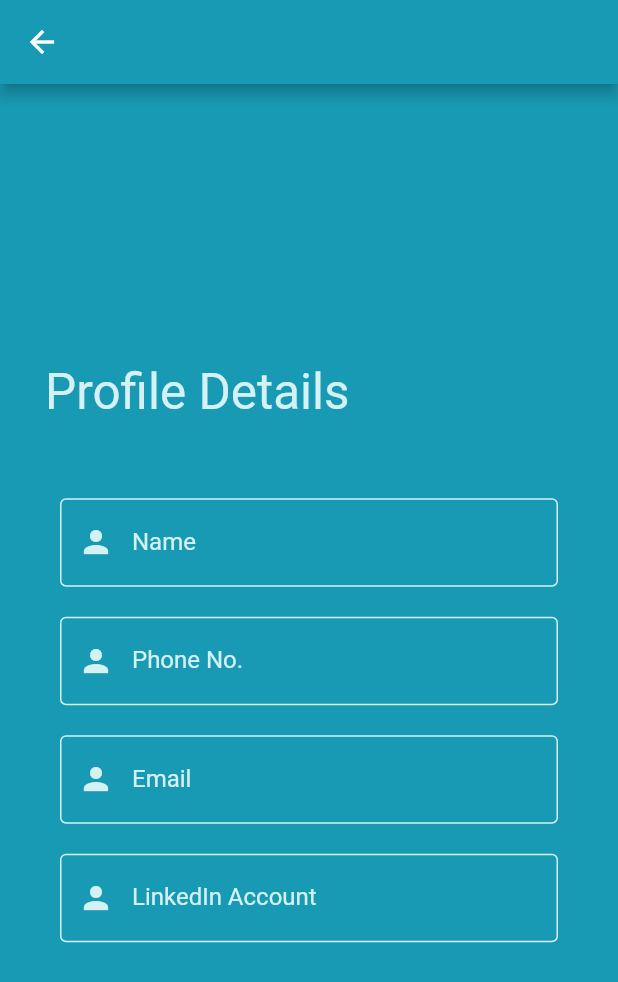
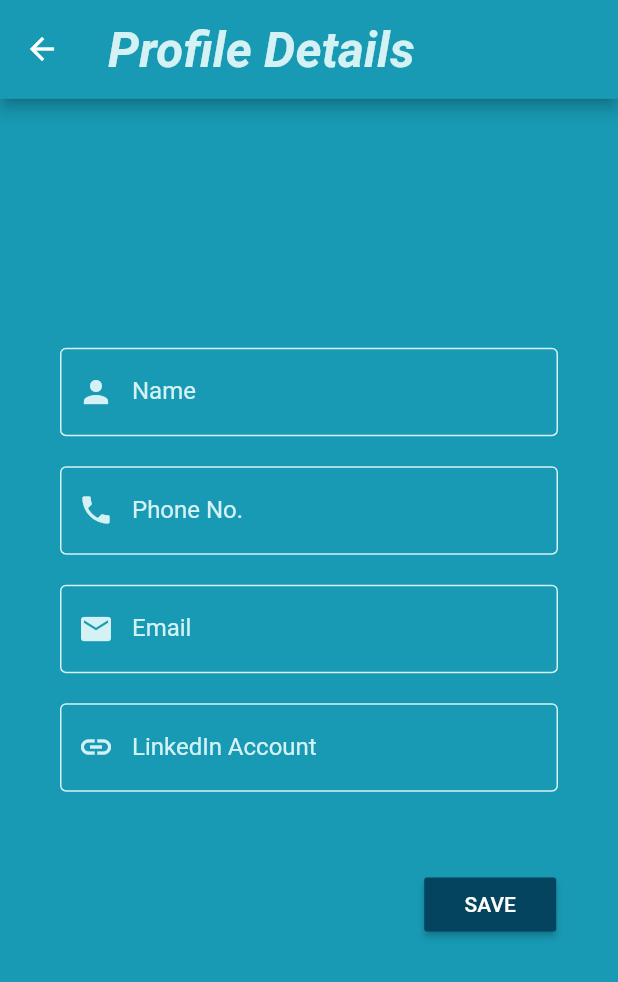
Before and after one commit to bhutoriaumang/FlutterPrody, a Flutter app: the screen it shows once a user with an empty profile is signed in, after a tap on "profile", on a phone screen of 412 x 824 dp. Shown: the top 982 px of the screen. Run offline on Flutter 3.47's test engine with Material 2 defaults, Android fonts, the phone set to English and light mode, and no system bars; our stand-ins replace cloud_firestore, firebase_auth, firebase_core, fl_chart, flutter_easyloading, percent_indicator; accounts and stored records are empty.

Commit message:
Fixed Profile page

```diff
--- a/lib/services/auth.dart
+++ b/lib/services/auth.dart
@@ -1,11 +1,12 @@
 import 'package:firebase_auth/firebase_auth.dart';
 import 'package:prody/models/CurrentUser.dart';
 import 'package:prody/services/database.dart';
+import 'package:provider/provider.dart';
 
 class AuthService {
   final FirebaseAuth _auth = FirebaseAuth.instance;
 
-  Employee _userfromfirebaseuser(User user) {
+  Employee _userFromFirebaseUser(User user) {
     return user != null
         ? Employee(
             uid: user.uid,
@@ -17,16 +18,16 @@ class AuthService {
   }
 
   Stream<Employee> get user {
-    return _auth.authStateChanges().map((user) => _userfromfirebaseuser(user));
+    return _auth.authStateChanges().map((user) => _userFromFirebaseUser(user));
   }
 
   Future register(String email, String password) async {
     try {
       UserCredential result = await _auth.createUserWithEmailAndPassword(
           email: email, password: password);
-      DataBaseService(uid: result.user.uid)
-          .updataEmployeeData("name", "phn", "email", "linkedIn");
-      return _userfromfirebaseuser(result.user);
+      DatabaseService(uid: result.user.uid)
+          .updateEmployeeData("name", "phn", result.user.email, "linkedIn");
+      return _userFromFirebaseUser(result.user);
     } catch (e) {
       FirebaseAuthException exception = e;
       return exception.message;
@@ -37,7 +38,7 @@ class AuthService {
     try {
       UserCredential result = await _auth.signInWithEmailAndPassword(
           email: email, password: password);
-      return _userfromfirebaseuser(result.user);
+      return _userFromFirebaseUser(result.user);
     } catch (e) {
       FirebaseAuthException exception = e;
       return exception.message;
--- a/lib/services/database.dart
+++ b/lib/services/database.dart
@@ -1,15 +1,20 @@
 import 'package:cloud_firestore/cloud_firestore.dart';
+import 'package:flutter/cupertino.dart';
 import 'package:prody/models/CurrentUser.dart';
 
-class DataBaseService {
+class DatabaseService {
   final String uid;
-  DataBaseService({this.uid});
-  final CollectionReference employees =
+  Employee employee;
+
+  DatabaseService({@required this.uid});
+
+  final CollectionReference _employees =
       FirebaseFirestore.instance.collection("Employees");
 
-  Future updataEmployeeData(
+  Future updateEmployeeData(
       String name, String phn, String email, String linkedIn) async {
-    return await employees.doc(uid).set({
+    print("$name, $phn, $email, $linkedIn");
+    return await _employees.doc(uid).set({
       "uid": uid,
       "name": name,
       "phn": phn,
@@ -18,7 +23,7 @@ class DataBaseService {
     });
   }
 
-  Employee _employeeDatafromSnapshot(DocumentSnapshot snapshot) {
+  Employee _employeeDataFromSnapshot(DocumentSnapshot snapshot) {
     return Employee(
       uid: uid,
       name: snapshot.get("name"),
@@ -29,9 +34,9 @@ class DataBaseService {
   }
 
   Stream<Employee> get employeeData {
-    return employees
+    return _employees
         .doc(uid)
         .snapshots()
-        .map((snapshot) => _employeeDatafromSnapshot(snapshot));
+        .map((snapshot) => _employeeDataFromSnapshot(snapshot));
   }
 }
--- a/lib/shared/constants.dart
+++ b/lib/shared/constants.dart
@@ -2,19 +2,26 @@ import 'package:flutter/material.dart';
 
 const textInputDecoration = InputDecoration(
   fillColor: Colors.white,
-      filled: true,
-      enabledBorder: OutlineInputBorder(
-        borderSide: BorderSide(
-          color: Colors.white,
-          width: 2.0
-        )
-      ),
+  filled: true,
+  enabledBorder: OutlineInputBorder(
+      borderSide: BorderSide(color: Colors.white, width: 2.0)),
   focusedBorder: OutlineInputBorder(
-      borderSide: BorderSide(
-          color: Colors.white,
-          width: 2.0
-      )
-  ),
+      borderSide: BorderSide(color: Colors.white, width: 2.0)),
+);
+
+const textInputDecoration2 = InputDecoration(
+  labelStyle: TextStyle(color: tertiaryColor),
+  focusColor: tertiaryColor,
+  fillColor: tertiaryColor,
+  filled: false,
+  enabledBorder:
+      OutlineInputBorder(borderSide: BorderSide(color: tertiaryColor)),
+  disabledBorder:
+      OutlineInputBorder(borderSide: BorderSide(color: tertiaryColor)),
+  focusedBorder:
+      OutlineInputBorder(borderSide: BorderSide(color: tertiaryColor)),
+  errorBorder: OutlineInputBorder(borderSide: BorderSide(color: tertiaryColor)),
+  focusedErrorBorder: OutlineInputBorder(borderSide: BorderSide(color: tertiaryColor)),
 );
 
 const Color primaryColor = Color.fromRGBO(5, 68, 94, 1);
--- a/lib/ui/cards/personalinfo.dart
+++ b/lib/ui/cards/personalinfo.dart
@@ -1,3 +1,4 @@
+import 'package:flutter/cupertino.dart';
 import 'package:flutter/material.dart';
 import 'package:prody/models/CurrentUser.dart';
 import 'package:prody/services/database.dart';
@@ -7,9 +8,11 @@ import 'package:provider/provider.dart';
 class PersonalInfo extends StatelessWidget {
   @override
   Widget build(BuildContext context) {
+
     Employee employee = Provider.of<Employee>(context);
+
     return StreamBuilder<Employee>(
-        stream: DataBaseService(uid: employee.uid).employeeData,
+        stream: DatabaseService(uid: employee.uid).employeeData,
         builder: (context, snapshot) {
           if (snapshot.data != null) {
             return Row(
@@ -103,15 +106,20 @@ class PersonalInfo extends StatelessWidget {
                                   Icons.email,
                                   color: primaryColor,
                                 ),
-                                Container(
+                                Expanded(
+                                  child: Container(
+                                    padding: EdgeInsets.only(left: MediaQuery.of(context).size.width * 0.03),
                                     child: Text(
                                       snapshot.data.email,
+                                      textAlign: TextAlign.end,
+                                      overflow: TextOverflow.clip,
                                       style: TextStyle(
                                           color: primaryColor,
                                           fontSize:
                                               MediaQuery.of(context).size.width *
-                                                0.022,
+                                                  0.03,
                                           fontWeight: FontWeight.bold),
+                                    ),
                                   ),
                                 ),
                               ]),
--- a/lib/ui/screens/authenticate/register.dart
+++ b/lib/ui/screens/authenticate/register.dart
@@ -55,7 +55,7 @@ class _RegisterState extends State<Register> {
                     textInputAction: TextInputAction.next,
                     validator: (val) => val.isEmpty ? 'Enter an email' : null,
                     onChanged: (val) {
-                      setState(() => email = val);
+                      setState(() => email = val.trim());
                     },
                     decoration: textInputDecoration.copyWith(
                         hintText: 'Email',
@@ -68,7 +68,7 @@ class _RegisterState extends State<Register> {
                       : null,
                   obscureText: obscureText,
                   onChanged: (val) {
-                    setState(() => password = val);
+                    setState(() => password = val.trim());
                   },
                   decoration: textInputDecoration.copyWith(
                       hintText: 'Password',
--- a/lib/ui/screens/authenticate/signin.dart
+++ b/lib/ui/screens/authenticate/signin.dart
@@ -55,7 +55,7 @@ class _SignInState extends State<SignIn> {
                     textInputAction: TextInputAction.next,
                     validator: (val) => val.isEmpty ? 'Enter an email' : null,
                     onChanged: (val) {
-                      setState(() => email = val);
+                      setState(() => email = val.trim());
                     },
                     decoration: textInputDecoration.copyWith(
                         hintText: 'Email',
@@ -68,7 +68,7 @@ class _SignInState extends State<SignIn> {
                       : null,
                   obscureText: obscureText,
                   onChanged: (val) {
-                    setState(() => password = val);
+                    setState(() => password = val.trim());
                   },
                   decoration: textInputDecoration.copyWith(
                       hintText: 'Password',
--- a/lib/ui/screens/profile.dart
+++ b/lib/ui/screens/profile.dart
@@ -1,6 +1,11 @@
+import 'package:cloud_firestore/cloud_firestore.dart';
 import 'package:flutter/material.dart';
 import 'package:flutter/services.dart';
+import 'package:flutter_easyloading/flutter_easyloading.dart';
+import 'package:prody/models/CurrentUser.dart';
+import 'package:prody/services/database.dart';
 import 'package:prody/shared/constants.dart';
+import 'package:provider/provider.dart';
 
 class Profile extends StatefulWidget {
   @override
@@ -10,158 +15,167 @@ class Profile extends StatefulWidget {
 class _ProfileState extends State<Profile> {
   final _formKey = GlobalKey<FormState>();
 
-  String _currentname;
-  String _currentphn;
-  String _currentemail;
-  String _currentlinkedIn;
+  String _currentName;
+  String _currentPhn;
+  String _currentMail;
+  String _currentLinkedIn;
 
   @override
   Widget build(BuildContext context) {
+    final _employee = Provider.of<Employee>(context);
+    DatabaseService _database = DatabaseService(uid: _employee.uid);
+
+    return StreamBuilder(
+        stream: _database.employeeData,
+        builder: (context, snapshot) {
           return Scaffold(
             appBar: AppBar(
               backgroundColor: secondaryColor,
+              toolbarHeight: MediaQuery.of(context).size.height * 0.08,
+              title: Text(
+                "Profile Details",
+                style: TextStyle(
+                    color: tertiaryColor,
+                    fontSize: MediaQuery.of(context).size.width * 0.08,
+                    fontWeight: FontWeight.bold,
+                    fontStyle: FontStyle.italic),
+              ),
             ),
             backgroundColor: secondaryColor,
             body: Center(
+              child: SingleChildScrollView(
+                child: GestureDetector(
+                  behavior: HitTestBehavior.opaque,
+                  onTap: () {
+                    FocusScope.of(context).requestFocus(FocusNode());
+                  },
                   child: Form(
                     key: _formKey,
                     child: Column(
-              mainAxisAlignment: MainAxisAlignment.center,
-              crossAxisAlignment: CrossAxisAlignment.start,
+                      crossAxisAlignment: CrossAxisAlignment.end,
                       children: [
                         Padding(
-                  padding: const EdgeInsets.symmetric(horizontal: 30.0),
-                  child: Text(
-                    "Profile Details",
-                    style: TextStyle(
-                        color: tertiaryColor,
-                        fontSize: MediaQuery.of(context).size.height * 0.04),
-                  ),
-                ),
-                SizedBox(height: MediaQuery.of(context).size.height * 0.05),
-                Padding(
-                  padding: const EdgeInsets.symmetric(
+                          padding: EdgeInsets.symmetric(
                               horizontal: 40.0, vertical: 10),
                           child: TextFormField(
                             style: TextStyle(color: tertiaryColor),
-                    initialValue: _currentname ?? "",
+                            initialValue: _currentName ?? snapshot.data.name,
                             cursorColor: tertiaryColor,
-                    decoration: InputDecoration(
+                            decoration: textInputDecoration2.copyWith(
+                                labelText: "Name",
                                 prefixIcon: Icon(
                                   Icons.person,
                                   color: tertiaryColor,
-                      ),
-                      labelText: "Name",
-                      labelStyle: TextStyle(color: tertiaryColor),
-                      focusColor: primaryColor,
-                      fillColor: tertiaryColor,
-                      filled: false,
-                      enabledBorder: OutlineInputBorder(
-                          borderSide: BorderSide(color: tertiaryColor)),
-                      disabledBorder: OutlineInputBorder(
-                          borderSide: BorderSide(color: tertiaryColor)),
-                      focusedBorder: OutlineInputBorder(
-                          borderSide: BorderSide(color: tertiaryColor)),
-                    ),
+                                )),
                             validator: (val) =>
                                 val.isEmpty ? 'Please enter a name' : null,
-                    onChanged: (val) => setState(() => _currentname = val),
+                            onChanged: (val) =>
+                                setState(() => _currentName = val.trim()),
                           ),
                         ),
                         Padding(
-                  padding: const EdgeInsets.symmetric(
+                          padding: EdgeInsets.symmetric(
                               horizontal: 40.0, vertical: 10),
                           child: TextFormField(
                             style: TextStyle(color: tertiaryColor),
-                    initialValue: _currentphn ?? "",
+                            initialValue: _currentPhn ?? snapshot.data.phn,
                             cursorColor: tertiaryColor,
-                    decoration: InputDecoration(
+                            decoration: textInputDecoration2.copyWith(
+                                labelText: "Phone No.",
                                 prefixIcon: Icon(
-                        Icons.person,
+                                  Icons.phone,
                                   color: tertiaryColor,
-                      ),
-                      labelText: "Phone No.",
-                      labelStyle: TextStyle(color: tertiaryColor),
-                      focusColor: primaryColor,
-                      fillColor: tertiaryColor,
-                      filled: false,
-                      enabledBorder: OutlineInputBorder(
-                          borderSide: BorderSide(color: tertiaryColor)),
-                      disabledBorder: OutlineInputBorder(
-                          borderSide: BorderSide(color: tertiaryColor)),
-                      focusedBorder: OutlineInputBorder(
-                          borderSide: BorderSide(color: tertiaryColor)),
-                    ),
-                    validator: (val) =>
-                        val.isEmpty ? 'Please enter a phone no.' : null,
-                    onChanged: (val) => setState(() => _currentname = val),
+                                )),
+                            validator: (val) => val.isEmpty
+                                ? 'Please enter a phone no.'
+                                : val.length != 10
+                                    ? "Enter a 10 digit phone no."
+                                    : null,
+                            onChanged: (val) =>
+                                setState(() => _currentPhn = val.trim()),
                             keyboardType: TextInputType.number,
                             inputFormatters: <TextInputFormatter>[
-                      FilteringTextInputFormatter.allow(RegExp(r'[0-9]')),
+                              FilteringTextInputFormatter.allow(
+                                  RegExp(r'[0-9]')),
                             ],
                           ),
                         ),
                         Padding(
-                  padding: const EdgeInsets.symmetric(
+                          padding: EdgeInsets.symmetric(
                               horizontal: 40.0, vertical: 10),
                           child: TextFormField(
                             style: TextStyle(color: tertiaryColor),
-                    initialValue: _currentemail ?? "",
+                            initialValue: _currentMail ?? snapshot.data.email,
                             cursorColor: tertiaryColor,
-                    decoration: InputDecoration(
+                            decoration: textInputDecoration2.copyWith(
+                                labelText: "Email",
                                 prefixIcon: Icon(
-                        Icons.person,
+                                  Icons.email,
                                   color: tertiaryColor,
-                      ),
-                      labelText: "Email",
-                      labelStyle: TextStyle(color: tertiaryColor),
-                      focusColor: primaryColor,
-                      fillColor: tertiaryColor,
-                      filled: false,
-                      enabledBorder: OutlineInputBorder(
-                          borderSide: BorderSide(color: tertiaryColor)),
-                      disabledBorder: OutlineInputBorder(
-                          borderSide: BorderSide(color: tertiaryColor)),
-                      focusedBorder: OutlineInputBorder(
-                          borderSide: BorderSide(color: tertiaryColor)),
-                    ),
+                                )),
                             validator: (val) =>
                                 val.isEmpty ? 'Please enter an email' : null,
-                    onChanged: (val) => setState(() => _currentname = val),
+                            onChanged: (val) =>
+                                setState(() => _currentMail = val.trim()),
                           ),
                         ),
                         Padding(
-                  padding: const EdgeInsets.symmetric(
+                          padding: EdgeInsets.symmetric(
                               horizontal: 40.0, vertical: 10),
                           child: TextFormField(
                             style: TextStyle(color: tertiaryColor),
-                    initialValue: _currentlinkedIn ?? "",
+                            initialValue:
+                                _currentLinkedIn ?? snapshot.data.linkedIn,
                             cursorColor: tertiaryColor,
-                    decoration: InputDecoration(
+                            decoration: textInputDecoration2.copyWith(
+                                labelText: "LinkedIn Account",
                                 prefixIcon: Icon(
-                        Icons.person,
+                                  Icons.link,
                                   color: tertiaryColor,
+                                )),
+                            validator: (val) => val.isEmpty
+                                ? 'Please enter a linkedIn account'
+                                : null,
+                            onChanged: (val) =>
+                                setState(() => _currentLinkedIn = val.trim()),
                           ),
-                      labelText: "LinkedIn Account",
-                      labelStyle: TextStyle(color: tertiaryColor),
-                      focusColor: primaryColor,
-                      fillColor: tertiaryColor,
-                      filled: false,
-                      enabledBorder: OutlineInputBorder(
-                          borderSide: BorderSide(color: tertiaryColor)),
-                      disabledBorder: OutlineInputBorder(
-                          borderSide: BorderSide(color: tertiaryColor)),
-                      focusedBorder: OutlineInputBorder(
-                          borderSide: BorderSide(color: tertiaryColor)),
                         ),
-                    validator: (val) =>
-                        val.isEmpty ? 'Please enter a linkedIn account' : null,
-                    onChanged: (val) => setState(() => _currentname = val),
+                        Container(
+                          margin: EdgeInsets.all(
+                              MediaQuery.of(context).size.width * 0.1),
+                          child: MaterialButton(
+                            onPressed: () async {
+                              try {
+                                if (_formKey.currentState.validate()) {
+                                  EasyLoading.show(status: "Saving...");
+                                  await _database.updateEmployeeData(
+                                      _currentName ?? snapshot.data.name,
+                                      _currentPhn ?? snapshot.data.phn,
+                                      _currentMail ?? snapshot.data.email,
+                                      _currentLinkedIn ?? snapshot.data.linkedIn);
+                                  EasyLoading.dismiss();
+                                  Navigator.pop(context);
+                                }
+                              } catch (e) {
+                                EasyLoading.dismiss();
+                                FirebaseException error = e;
+                                EasyLoading.showToast(error.message);
+                              }
+                            },
+                            color: primaryColor,
+                            child: Text(
+                              "SAVE",
+                              style: TextStyle(color: Colors.white),
+                            ),
                           ),
                         ),
                       ],
-            )),
+                    ),
+                  ),
+                ),
+              ),
             ),
           );
+        });
   }
 }
```
Lines whose indentation alone changed are shown as unchanged.
